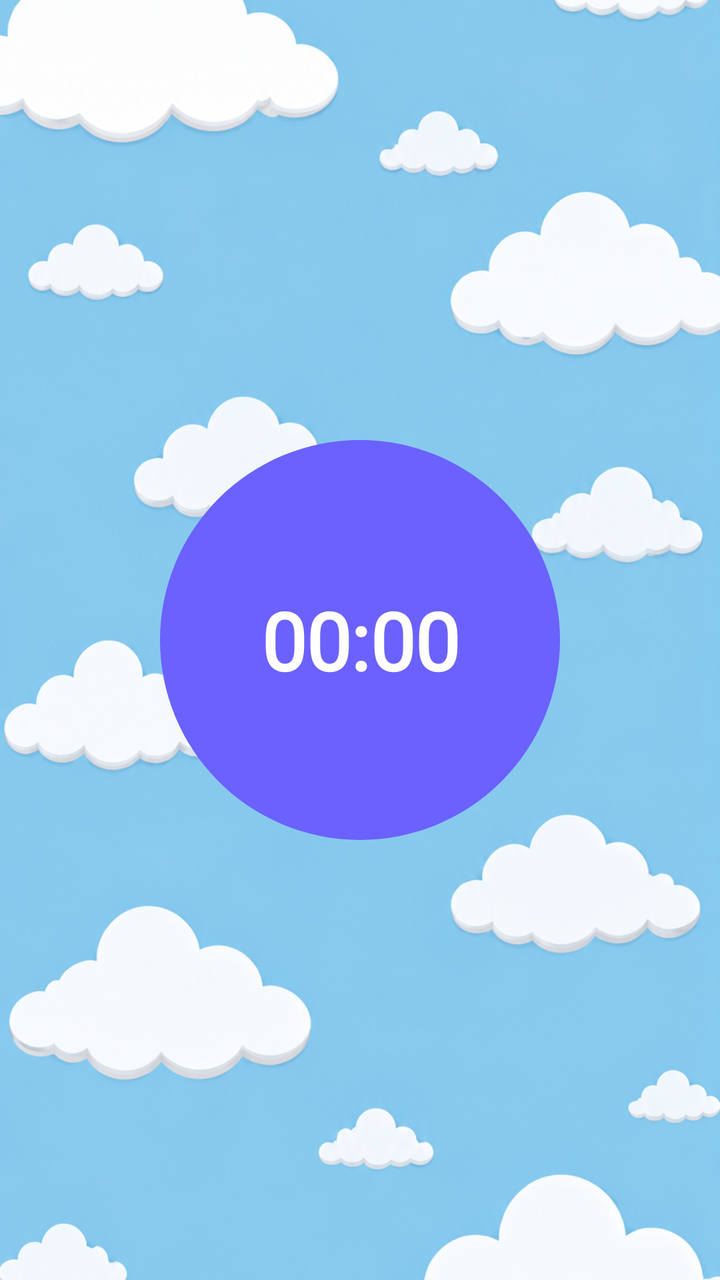
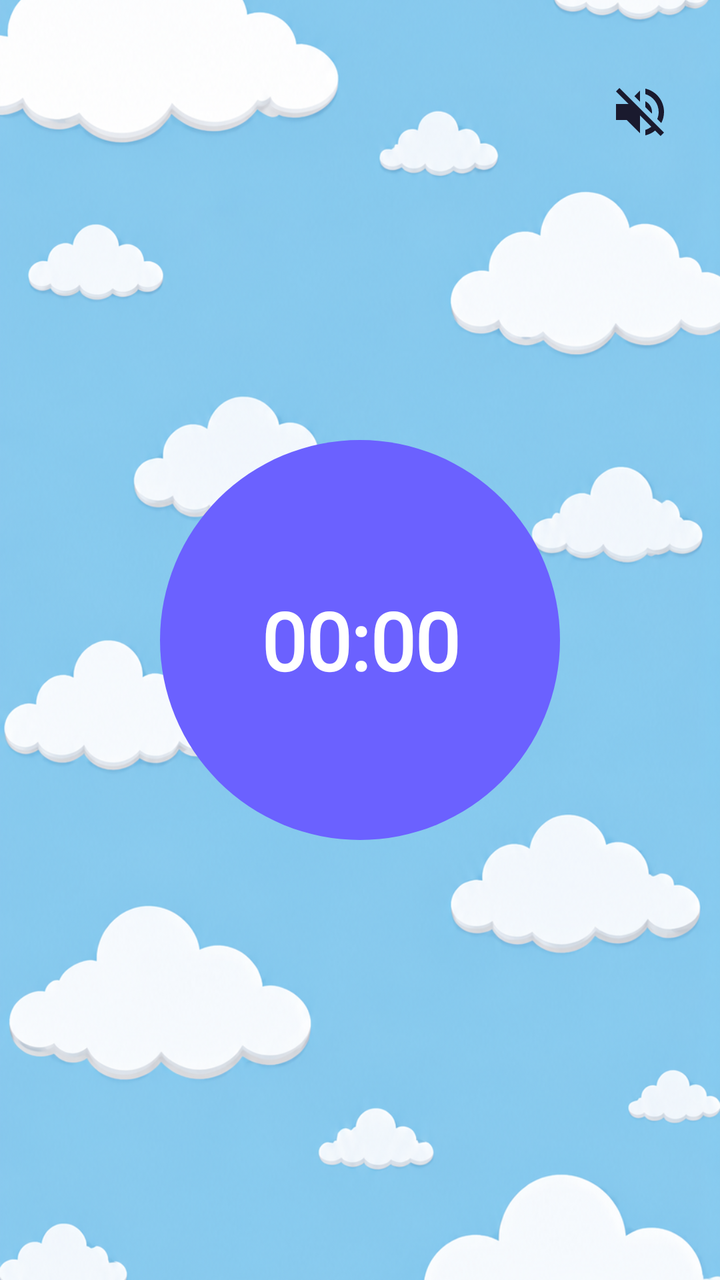

Compare the two renders of this Android layout. The source of the first and the diff that turns it into the second are given below.
<!-- AndroidManifest.xml: application theme Theme.ClendApp -->
<!-- res/layout/fondo3.xml -->
<?xml version="1.0" encoding="utf-8"?>
<androidx.constraintlayout.widget.ConstraintLayout xmlns:android="http://schemas.android.com/apk/res/android"
    xmlns:app="http://schemas.android.com/apk/res-auto"
    xmlns:tools="http://schemas.android.com/tools"
    android:id="@+id/main"
    android:layout_width="match_parent"
    android:layout_height="match_parent">

    <ImageView
        android:id="@+id/imageView4"
        android:layout_width="0dp"
        android:layout_height="0dp"
        android:scaleType="centerCrop"
        app:layout_constraintBottom_toBottomOf="parent"
        app:layout_constraintEnd_toEndOf="parent"
        app:layout_constraintStart_toStartOf="parent"
        app:layout_constraintTop_toTopOf="parent"
        app:srcCompat="@drawable/fondo3" />

    <ImageView
        android:id="@+id/imageView2"
        android:layout_width="200dp"
        android:layout_height="200dp"
        app:layout_constraintBottom_toBottomOf="parent"
        app:layout_constraintEnd_toEndOf="parent"

        app:layout_constraintStart_toStartOf="parent"
        app:layout_constraintTop_toTopOf="parent"
        app:srcCompat="@drawable/circle_shapeb" />

    <Chronometer
        android:id="@+id/chronometer_prueba"
        android:layout_width="wrap_content"
        android:layout_height="wrap_content"
        android:fontFamily="@font/hey_comic"
        android:textColor="@color/design_default_color_background"
        android:textSize="40sp"
        android:textStyle="bold"
        app:layout_constraintBottom_toBottomOf="@+id/imageView2"
        app:layout_constraintEnd_toEndOf="@+id/imageView2"
        app:layout_constraintStart_toStartOf="@+id/imageView2"
        app:layout_constraintTop_toTopOf="@+id/imageView2" />

</androidx.constraintlayout.widget.ConstraintLayout>
<!-- resources referenced by this layout -->
<resources>
  <!-- drawable circle_shapeb (drawable) -->
  <?xml version="1.0" encoding="utf-8"?>
  <shape xmlns:android="http://schemas.android.com/apk/res/android"
      android:shape="oval">
      <solid android:color="#6b61ff" />
  </shape>
  <!-- drawable fondo3: png bitmap (drawable, 1029283 bytes) -->
  <style name="Theme.ClendApp" parent="Base.Theme.ClendApp" />
  <style name="Base.Theme.ClendApp" parent="Theme.Material3.Light.NoActionBar">
          
          <item name="colorPrimary">#7C4DFF</item>
          <item name="colorOnPrimary">@color/white</item>
      </style>
  <color name="white">#FFFFFFFF</color>
</resources>

<!-- the commit's change to res/layout/fondo3.xml (unified diff, before → after) -->
@@ -41,4 +41,15 @@
         app:layout_constraintStart_toStartOf="@+id/imageView2"
         app:layout_constraintTop_toTopOf="@+id/imageView2" />
 
+    <ImageView
+        android:id="@+id/btn_volume_toggle"
+        android:layout_width="48dp"
+        android:layout_height="48dp"
+        android:layout_marginTop="32dp"
+        android:layout_marginEnd="16dp"
+        android:padding="8dp"
+        android:src="@drawable/ic_volume_off"
+        app:layout_constraintEnd_toEndOf="parent"
+        app:layout_constraintTop_toTopOf="parent" />
+
 </androidx.constraintlayout.widget.ConstraintLayout>
<!-- resource entries referenced after the edit -->
@@ -7,6 +7,17 @@
       <solid android:color="#6b61ff" />
   </shape>
   <!-- drawable fondo3: png bitmap (drawable, 1029283 bytes) -->
+  <!-- drawable ic_volume_off (drawable) -->
+  <?xml version="1.0" encoding="utf-8"?>
+  <vector xmlns:android="http://schemas.android.com/apk/res/android"
+      android:width="24dp"
+      android:height="24dp"
+      android:viewportWidth="24"
+      android:viewportHeight="24">
+      <path
+          android:fillColor="#1A1A2E"
+          android:pathData="M12,4L9.91,6.09 12,8.18V4z M4.27,3L3,4.27 7.73,9H3v6h4l5,5v-6.73l4.25,4.25c-0.67,0.52 -1.42,0.93 -2.25,1.18v2.06c1.38,-0.31 2.63,-0.95 3.69,-1.81L19.73,21 21,19.73 4.27,3z M19,12c0,0.94 -0.2,1.82 -0.54,2.64l1.51,1.51C20.63,14.91 21,13.5 21,12c0,-4.28 -2.99,-7.86 -7,-8.77v2.06c2.89,0.86 5,3.54 5,6.71z M16.5,12c0,-1.77 -1.02,-3.29 -2.5,-4.03v2.21l2.45,2.45c0.03,-0.2 0.05,-0.41 0.05,-0.63z" />
+  </vector>
   <style name="Theme.ClendApp" parent="Base.Theme.ClendApp" />
   <style name="Base.Theme.ClendApp" parent="Theme.Material3.Light.NoActionBar">
           
